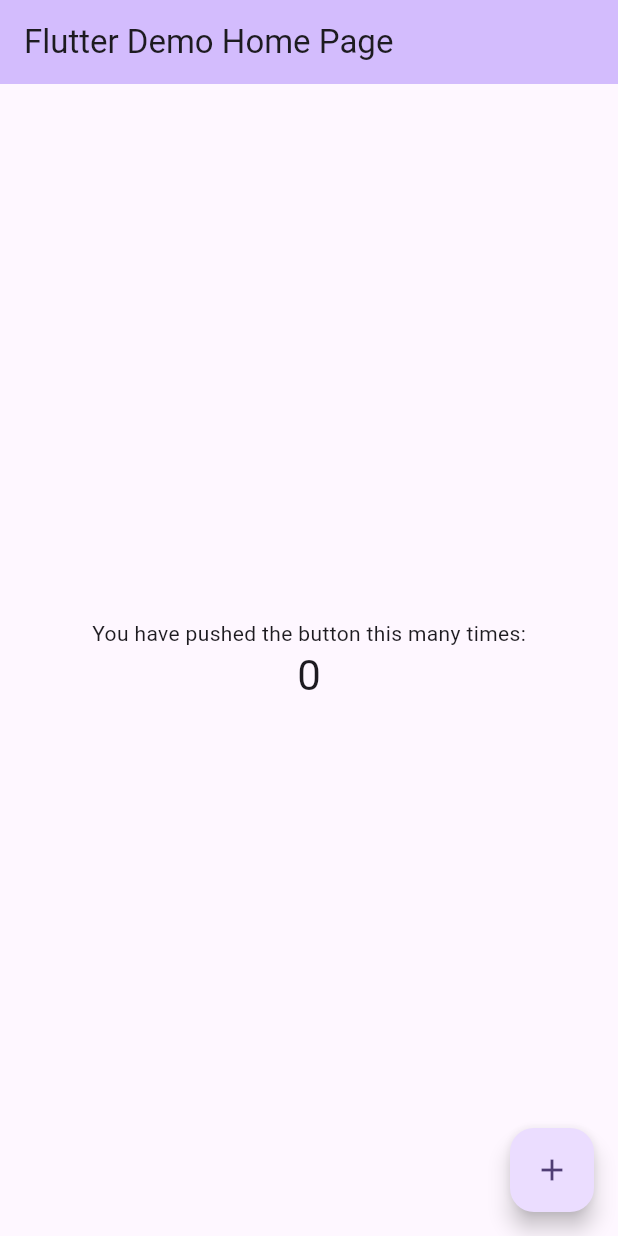
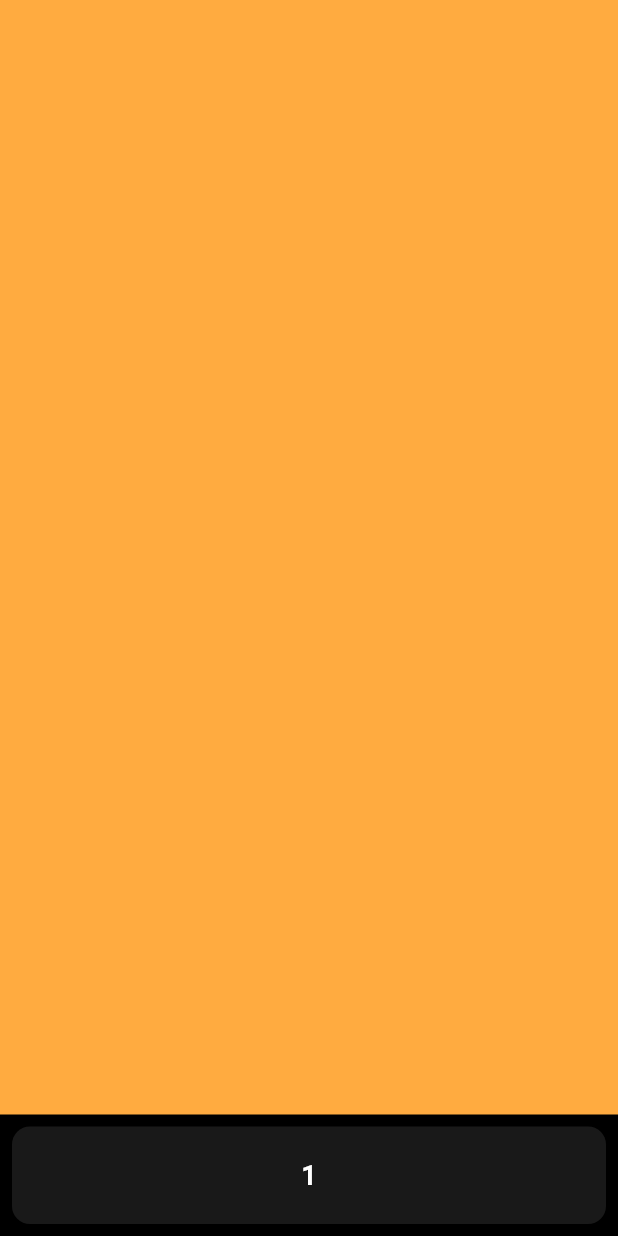
Before and after one commit to ninad-moree/Calculator, a Flutter app: the screen it shows after launch, on a phone screen of 412 x 824 dp. Run offline on Flutter 3.47's test engine with Material 2 defaults, Android fonts, the phone set to English and light mode, and no system bars.

Commit message:
Basic Calculator Screen added

```diff
--- /dev/null
+++ b/lib/constants/colors.dart
@@ -0,0 +1,5 @@
+import 'package:flutter/material.dart';
+
+const operatorColor = Color(0xff272727);
+const buttonColor = Color(0xff191919);
+const orangeColor = Color(0xffD9802E);
--- /dev/null
+++ b/lib/features/calculator/screen/calculator_screen.dart
@@ -0,0 +1,44 @@
+import 'package:flutter/material.dart';
+
+import '../widgets/button_widget.dart';
+
+class CalculatorScreen extends StatefulWidget {
+  const CalculatorScreen({super.key});
+
+  @override
+  State<CalculatorScreen> createState() => _CalculatorScreenState();
+}
+
+class _CalculatorScreenState extends State<CalculatorScreen> {
+  @override
+  Widget build(BuildContext context) {
+    return Scaffold(
+      backgroundColor: Colors.black,
+      body: Column(
+        children: [
+          Expanded(
+            child: Container(
+              color: Colors.orangeAccent,
+            ),
+          ),
+          Row(
+            children: [
+              ButtonWidget(
+                text: "1",
+                onpress: () {},
+              ),
+              // ButtonWidget(
+              //   text: "2",
+              //   onpress: () {},
+              //   textColor: Colors.green,
+              //   backgroundColor: Colors.red,
+              // ),
+              // ButtonWidget(),
+              // ButtonWidget(),
+            ],
+          ),
+        ],
+      ),
+    );
+  }
+}
--- /dev/null
+++ b/lib/features/calculator/widgets/button_widget.dart
@@ -0,0 +1,44 @@
+import 'package:flutter/material.dart';
+
+import '../../../constants/colors.dart';
+
+class ButtonWidget extends StatelessWidget {
+  final String text;
+  final Color textColor;
+  final VoidCallback onpress;
+  final Color backgroundColor;
+  const ButtonWidget({
+    super.key,
+    required this.text,
+    this.textColor = Colors.white,
+    required this.onpress,
+    this.backgroundColor = buttonColor,
+  });
+
+  @override
+  Widget build(BuildContext context) {
+    return Expanded(
+      child: Container(
+        margin: const EdgeInsets.all(8),
+        child: ElevatedButton(
+          style: ElevatedButton.styleFrom(
+            padding: const EdgeInsets.all(22),
+            backgroundColor: backgroundColor,
+            shape: RoundedRectangleBorder(
+              borderRadius: BorderRadius.circular(12),
+            ),
+          ),
+          onPressed: onpress,
+          child: Text(
+            text,
+            style: TextStyle(
+              fontSize: 18,
+              color: textColor,
+              fontWeight: FontWeight.bold,
+            ),
+          ),
+        ),
+      ),
+    );
+  }
+}
--- a/lib/main.dart
+++ b/lib/main.dart
@@ -1,4 +1,5 @@
 import 'package:flutter/material.dart';
+import 'package:konverter/features/calculator/screen/calculator_screen.dart';
 
 void main() {
   runApp(const MyApp());
@@ -11,115 +12,11 @@ class MyApp extends StatelessWidget {
   @override
   Widget build(BuildContext context) {
     return MaterialApp(
+      debugShowCheckedModeBanner: false,
       title: 'Flutter Demo',
-      theme: ThemeData(
-        // This is the theme of your application.
-        //
-        // TRY THIS: Try running your application with "flutter run". You'll see
-        // the application has a blue toolbar. Then, without quitting the app,
-        // try changing the seedColor in the colorScheme below to Colors.green
-        // and then invoke "hot reload" (save your changes or press the "hot
-        // reload" button in a Flutter-supported IDE, or press "r" if you used
-        // the command line to start the app).
-        //
-        // Notice that the counter didn't reset back to zero; the application
-        // state is not lost during the reload. To reset the state, use hot
-        // restart instead.
-        //
-        // This works for code too, not just values: Most code changes can be
-        // tested with just a hot reload.
-        colorScheme: ColorScheme.fromSeed(seedColor: Colors.deepPurple),
-        useMaterial3: true,
-      ),
-      home: const MyHomePage(title: 'Flutter Demo Home Page'),
+      theme: ThemeData(brightness: Brightness.dark),
+      darkTheme: ThemeData(brightness: Brightness.dark),
+      home: const CalculatorScreen(),
     );
   }
 }
-
-class MyHomePage extends StatefulWidget {
-  const MyHomePage({super.key, required this.title});
-
-  // This widget is the home page of your application. It is stateful, meaning
-  // that it has a State object (defined below) that contains fields that affect
-  // how it looks.
-
-  // This class is the configuration for the state. It holds the values (in this
-  // case the title) provided by the parent (in this case the App widget) and
-  // used by the build method of the State. Fields in a Widget subclass are
-  // always marked "final".
-
-  final String title;
-
-  @override
-  State<MyHomePage> createState() => _MyHomePageState();
-}
-
-class _MyHomePageState extends State<MyHomePage> {
-  int _counter = 0;
-
-  void _incrementCounter() {
-    setState(() {
-      // This call to setState tells the Flutter framework that something has
-      // changed in this State, which causes it to rerun the build method below
-      // so that the display can reflect the updated values. If we changed
-      // _counter without calling setState(), then the build method would not be
-      // called again, and so nothing would appear to happen.
-      _counter++;
-    });
-  }
-
-  @override
-  Widget build(BuildContext context) {
-    // This method is rerun every time setState is called, for instance as done
-    // by the _incrementCounter method above.
-    //
-    // The Flutter framework has been optimized to make rerunning build methods
-    // fast, so that you can just rebuild anything that needs updating rather
-    // than having to individually change instances of widgets.
-    return Scaffold(
-      appBar: AppBar(
-        // TRY THIS: Try changing the color here to a specific color (to
-        // Colors.amber, perhaps?) and trigger a hot reload to see the AppBar
-        // change color while the other colors stay the same.
-        backgroundColor: Theme.of(context).colorScheme.inversePrimary,
-        // Here we take the value from the MyHomePage object that was created by
-        // the App.build method, and use it to set our appbar title.
-        title: Text(widget.title),
-      ),
-      body: Center(
-        // Center is a layout widget. It takes a single child and positions it
-        // in the middle of the parent.
-        child: Column(
-          // Column is also a layout widget. It takes a list of children and
-          // arranges them vertically. By default, it sizes itself to fit its
-          // children horizontally, and tries to be as tall as its parent.
-          //
-          // Column has various properties to control how it sizes itself and
-          // how it positions its children. Here we use mainAxisAlignment to
-          // center the children vertically; the main axis here is the vertical
-          // axis because Columns are vertical (the cross axis would be
-          // horizontal).
-          //
-          // TRY THIS: Invoke "debug painting" (choose the "Toggle Debug Paint"
-          // action in the IDE, or press "p" in the console), to see the
-          // wireframe for each widget.
-          mainAxisAlignment: MainAxisAlignment.center,
-          children: <Widget>[
-            const Text(
-              'You have pushed the button this many times:',
-            ),
-            Text(
-              '$_counter',
-              style: Theme.of(context).textTheme.headlineMedium,
-            ),
-          ],
-        ),
-      ),
-      floatingActionButton: FloatingActionButton(
-        onPressed: _incrementCounter,
-        tooltip: 'Increment',
-        child: const Icon(Icons.add),
-      ), // This trailing comma makes auto-formatting nicer for build methods.
-    );
-  }
-}
```
Also changed, not shown: pubspec.yaml (+6 -16 lines), pubspec.lock, 1 other file.
